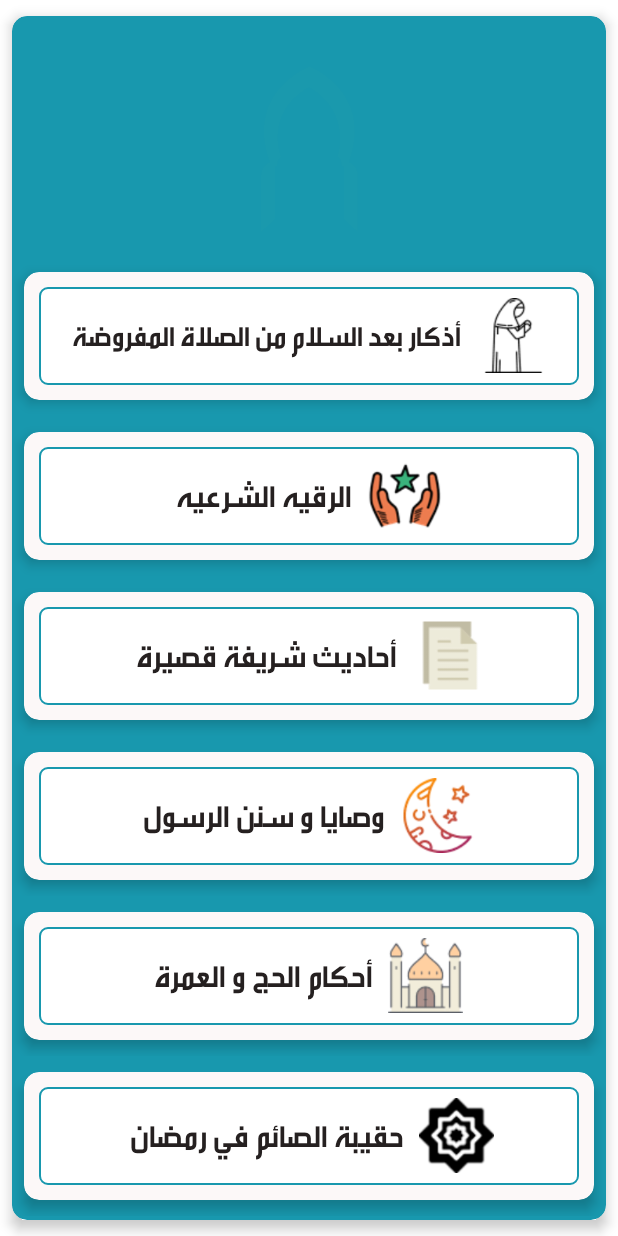
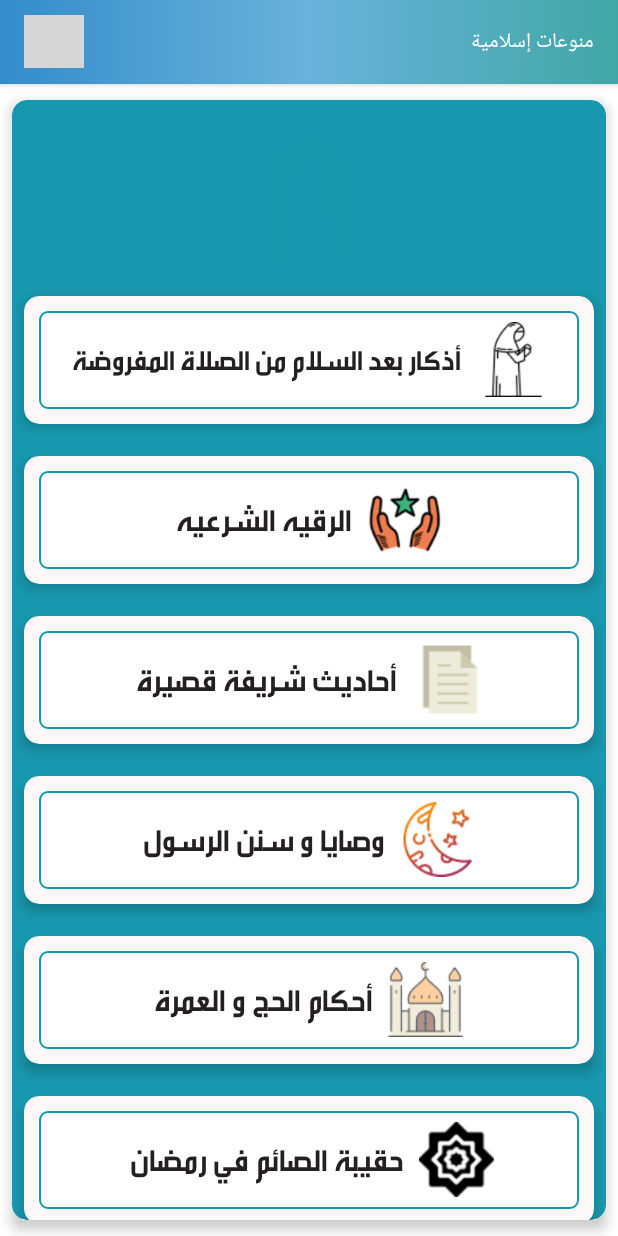
Before and after one commit to WalidFekry/Moshafy, an Android app: the Diffrentis screen opened directly, with no data from a screen before it, on a phone screen of 412 x 824 dp. Run offline under Robolectric (Android 15) with nearby library versions, the phone set to English and light mode, and no system bars; Roboto replaces fonts that are not available here; grey boxes are pictures that could not be loaded.

Commit message:
Update islamic sections

```diff
--- a/app/src/main/java/com/appwalied/quran/monw3at/MainAhdes.java
+++ b/app/src/main/java/com/appwalied/quran/monw3at/MainAhdes.java
@@ -20,9 +20,6 @@ public class MainAhdes extends AppCompatActivity {
     @Override
     protected void onCreate(Bundle savedInstanceState) {
         super.onCreate(savedInstanceState);
-        requestWindowFeature( Window.FEATURE_NO_TITLE );
-        getWindow().setFlags( WindowManager.LayoutParams.FLAG_FULLSCREEN,
-                WindowManager.LayoutParams.FLAG_FULLSCREEN );
         setContentView(R.layout.activity_main_ahdes);
 
         list=new ArrayList<>();
--- a/app/src/main/java/com/appwalied/quran/monw3at/Mainhagandomra.java
+++ b/app/src/main/java/com/appwalied/quran/monw3at/Mainhagandomra.java
@@ -20,9 +20,6 @@ public class Mainhagandomra extends AppCompatActivity {
     @Override
     protected void onCreate(Bundle savedInstanceState) {
         super.onCreate(savedInstanceState);
-        requestWindowFeature( Window.FEATURE_NO_TITLE );
-        getWindow().setFlags( WindowManager.LayoutParams.FLAG_FULLSCREEN,
-                WindowManager.LayoutParams.FLAG_FULLSCREEN );
         setContentView(R.layout.activity_mainhagandomra);
         rec4=(RecyclerView)findViewById(R.id.rec4);
         rec4.setLayoutManager(new LinearLayoutManager(this));
--- a/app/src/main/java/com/appwalied/quran/monw3at/Mainwsaya.java
+++ b/app/src/main/java/com/appwalied/quran/monw3at/Mainwsaya.java
@@ -36,9 +36,6 @@ public class Mainwsaya extends BaseActivity {
     @Override
     protected void onCreate(Bundle savedInstanceState) {
         super.onCreate(savedInstanceState);
-        requestWindowFeature(Window.FEATURE_NO_TITLE);
-        getWindow().setFlags(WindowManager.LayoutParams.FLAG_FULLSCREEN,
-                WindowManager.LayoutParams.FLAG_FULLSCREEN);
         setContentView(R.layout.activity_mainwsaya);
 
         AdView adView = (AdView) findViewById(R.id.mainwsaya);
--- a/app/src/main/java/com/appwalied/quran/monw3at/Title1.java
+++ b/app/src/main/java/com/appwalied/quran/monw3at/Title1.java
@@ -20,13 +20,10 @@ public class Title1 extends AppCompatActivity {
     @Override
     protected void onCreate(Bundle savedInstanceState) {
         super.onCreate(savedInstanceState);
-        requestWindowFeature( Window.FEATURE_NO_TITLE );
-        getWindow().setFlags( WindowManager.LayoutParams.FLAG_FULLSCREEN,
-                WindowManager.LayoutParams.FLAG_FULLSCREEN );
         setContentView(R.layout.activity_title1);
 
         list=new ArrayList<>();
-        rec=(RecyclerView)findViewById(R.id.rec1);
+        rec= findViewById(R.id.rec1);
         rec.setLayoutManager(new LinearLayoutManager(this));
         list.add(new itemrec(getResources().getString(R.string.t1)));
         list.add(new itemrec(getResources().getString(R.string.t2)));
--- a/app/src/main/res/layout/activity_diffrentis.xml
+++ b/app/src/main/res/layout/activity_diffrentis.xml
@@ -7,10 +7,52 @@
     android:background="#FFFFFF"
     android:orientation="vertical"
     tools:context=".monw3at.Diffrentis">
+
+    <com.google.android.material.appbar.AppBarLayout
+        android:layout_width="match_parent"
+        android:layout_height="wrap_content"
+        android:fitsSystemWindows="true"
+        android:background="@drawable/around_line3"
+        android:theme="@style/AppTheme.AppBarOverlay"
+        android:layoutDirection="ltr">
+
+        <androidx.appcompat.widget.Toolbar
+            android:id="@+id/toolbar"
+            android:layout_width="match_parent"
+            android:layout_height="?attr/actionBarSize"
+            android:background="@drawable/around_line3"
+            app:layout_collapseMode="pin"
+            app:titleTextAppearance="@style/TitleToolBarApppearance"
+            app:popupTheme="@style/TextAppearance.AppCompat">
+
             <LinearLayout
-        android:layout_width="match_parent"
-        android:layout_weight="3"
-        android:layout_height="match_parent">
+                android:layout_width="wrap_content"
+                android:layout_height="wrap_content"
+                android:gravity="end"
+                android:layout_gravity="end">
+
+
+                <androidx.appcompat.widget.AppCompatTextView
+                    android:id="@+id/toolbar_title"
+                    android:layout_width="wrap_content"
+                    android:layout_height="wrap_content"
+                    android:text="منوعات إسلامية"
+                    style="@style/TextAppearance.MyApp.Title.QiblahActivity"
+                    android:gravity="end"
+                    android:layout_gravity="center"
+                    android:layout_marginEnd="16dp"/>
+
+            </LinearLayout>
+
+            <androidx.appcompat.widget.AppCompatImageButton
+                android:id="@+id/back_button"
+                android:layout_width="40dp"
+                android:layout_height="35dp"
+                android:background="@drawable/ic_back_button" />
+
+        </androidx.appcompat.widget.Toolbar>
+
+    </com.google.android.material.appbar.AppBarLayout>
 
     <androidx.cardview.widget.CardView
         app:cardElevation="5dp"
@@ -34,7 +76,7 @@
                 <com.airbnb.lottie.LottieAnimationView
                     android:id="@+id/animationView"
                     android:layout_width="match_parent"
-                        android:layout_height="160dp"
+                    android:layout_height="120dp"
                     app:lottie_autoPlay="true"
                     app:lottie_loop="true"
                     app:lottie_rawRes="@raw/islamic" />
@@ -318,4 +360,3 @@
 
     </androidx.cardview.widget.CardView>
 </LinearLayout>
-</LinearLayout>
--- a/app/src/main/res/layout/activity_roqia_no_iternet.xml
+++ b/app/src/main/res/layout/activity_roqia_no_iternet.xml
@@ -45,7 +45,6 @@
 
             <androidx.appcompat.widget.AppCompatImageButton
                 android:id="@+id/back_button"
-                android:onClick="onBackClicked"
                 android:layout_width="40dp"
                 android:layout_height="35dp"
                 android:background="@drawable/ic_back_button" />
```
Also changed, not shown: app/src/main/AndroidManifest.xml (+120 -49 lines), app/src/main/java/com/appwalied/quran/monw3at/Diffrentis.java (+30 -34 lines), app/src/main/java/com/appwalied/quran/roqia/RoqiaNoIternet.java (+4 -8 lines). Lines whose indentation alone changed are shown as unchanged.
